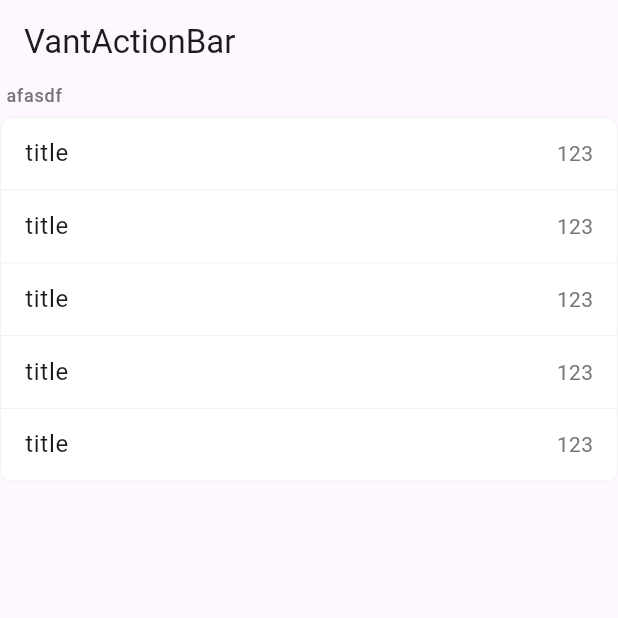
After one commit to nvmms/vant, a Flutter app: the VanCellExample screen opened directly, on a phone screen of 412 x 824 dp, the top half of it. The commit adds this screen. Run offline on Flutter 3.47's test engine with Material 3 defaults, Android fonts, the phone set to English and light mode, and no system bars; our stand-ins replace dio, easy_refresh, like_button, preload_page_view, video_player, visibility_detector.

Commit message:
feat:新增VanCell

```diff
--- /dev/null
+++ b/example/lib/van_cell_example.dart
@@ -0,0 +1,29 @@
+import 'package:flutter/material.dart';
+import 'package:vant/vant.dart';
+
+class VanCellExample extends StatelessWidget {
+  const VanCellExample({super.key});
+
+  @override
+  Widget build(Object context) {
+    return Scaffold(
+      appBar: AppBar(
+        title: const Text("VantActionBar"),
+      ),
+      body: VanCellGroup(
+        title: "afasdf",
+        children: [
+          VanCell(title: "title", value: "123"),
+          VanCell(title: "title", value: "123"),
+          VanCell(title: "title", value: "123"),
+          VanCell(title: "title", value: "123"),
+          VanCell(title: "title", value: "123"),
+        ],
+      ),
+    );
+  }
+}
+
+void main() {
+  runApp(MaterialApp(home: VanCellExample()));
+}
--- /dev/null
+++ b/lib/src/cell/cell-group.dart
@@ -0,0 +1,53 @@
+import 'package:flutter/material.dart';
+import 'package:vant/src/index.dart';
+
+class VanCellGroup extends StatelessWidget {
+  final String? title;
+  final List<VanCell> children;
+  final bool inset;
+
+  const VanCellGroup({
+    super.key,
+    this.title,
+    required this.children,
+    this.inset = false,
+  });
+
+  @override
+  Widget build(BuildContext context) {
+    final BorderRadius borderRadius = BorderRadius.circular(8.0);
+
+    return Container(
+      // margin:
+      //     margin ?? const EdgeInsets.symmetric(vertical: 8.0, horizontal: 12.0),
+      child: Column(
+        crossAxisAlignment: CrossAxisAlignment.start,
+        children: [
+          if (title != null)
+            Padding(
+              padding: const EdgeInsets.only(left: 4.0, bottom: 6.0),
+              child: Text(
+                title!,
+                style: Theme.of(context).textTheme.labelMedium?.copyWith(
+                      color: Colors.grey[600],
+                    ),
+              ),
+            ),
+          ClipRRect(
+            borderRadius: borderRadius,
+            child: Container(
+              decoration: BoxDecoration(
+                color: Colors.white,
+                border: Border.all(color: const Color(0xFFEDEDED), width: 0.5),
+                borderRadius: borderRadius,
+              ),
+              child: Column(
+                children: children,
+              ),
+            ),
+          ),
+        ],
+      ),
+    );
+  }
+}
--- /dev/null
+++ b/lib/src/cell/cell.dart
@@ -0,0 +1,80 @@
+import 'package:flutter/material.dart';
+
+class VanCell extends StatelessWidget {
+  final IconData? icon;
+  final String title;
+  final String? label;
+  final String? value;
+  final bool isLink;
+  final VoidCallback? onTap;
+
+  const VanCell({
+    super.key,
+    this.icon,
+    required this.title,
+    this.label,
+    this.value,
+    this.isLink = false,
+    this.onTap,
+  });
+
+  @override
+  Widget build(BuildContext context) {
+    final textTheme = Theme.of(context).textTheme;
+
+    return InkWell(
+      onTap: onTap,
+      child: Container(
+        padding: const EdgeInsets.symmetric(horizontal: 16.0, vertical: 12.0),
+        decoration: const BoxDecoration(
+          border: Border(
+            bottom: BorderSide(color: Color(0xFFEDEDED), width: 0.5),
+          ),
+        ),
+        child: Row(
+          crossAxisAlignment: label != null
+              ? CrossAxisAlignment.start
+              : CrossAxisAlignment.center,
+          children: [
+            if (icon != null)
+              Padding(
+                padding: const EdgeInsets.only(right: 12.0),
+                child: Icon(icon, size: 20),
+              ),
+            Expanded(
+              child: Column(
+                crossAxisAlignment: CrossAxisAlignment.start,
+                children: [
+                  Text(title, style: textTheme.bodyLarge),
+                  if (label != null)
+                    Padding(
+                      padding: const EdgeInsets.only(top: 4.0),
+                      child: Text(
+                        label!,
+                        style:
+                            textTheme.bodySmall?.copyWith(color: Colors.grey),
+                      ),
+                    ),
+                ],
+              ),
+            ),
+            if (value != null)
+              Padding(
+                padding: const EdgeInsets.only(left: 12.0),
+                child: Text(
+                  value!,
+                  style:
+                      textTheme.bodyMedium?.copyWith(color: Colors.grey[600]),
+                ),
+              ),
+            if (isLink)
+              const Padding(
+                padding: EdgeInsets.only(left: 4.0),
+                child: Icon(Icons.chevron_right, size: 20, color: Colors.grey),
+              ),
+          ],
+        ),
+      ),
+    );
+  }
+}
--- /dev/null
+++ b/lib/src/cell/index.dart
@@ -0,0 +1,2 @@
+export 'cell.dart';
+export 'cell-group.dart';
--- a/lib/src/index.dart
+++ b/lib/src/index.dart
@@ -6,3 +6,4 @@ export 'image/index.dart';
 export 'space/index.dart';
 export 'search/index.dart';
 export 'action-bar/index.dart';
+export 'cell/index.dart';
--- a/lib/vant.dart
+++ b/lib/vant.dart
@@ -1,9 +1,3 @@
 library vant;
 
 export 'src/index.dart';
-
-/// A Calculator.
-class Calculator {
-  /// Returns [value] plus 1.
-  int addOne(int value) => value + 1;
-}
```
